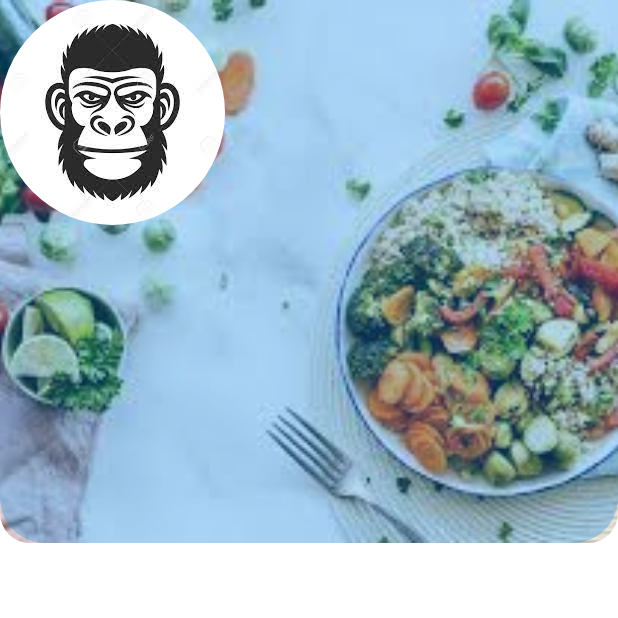
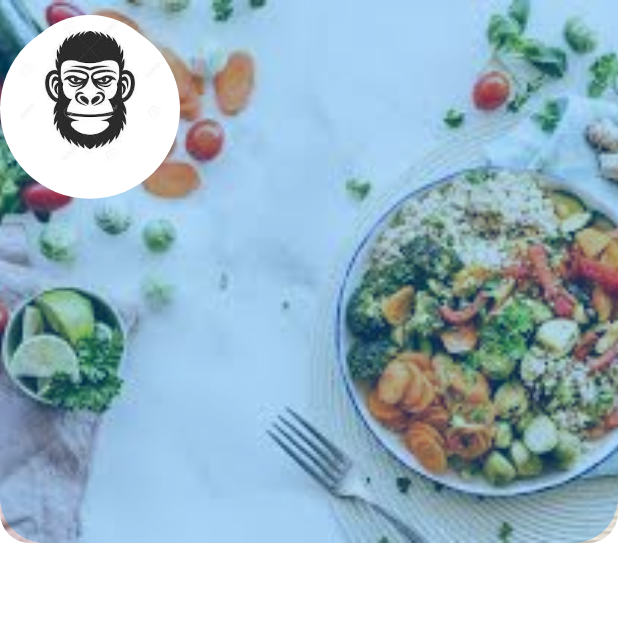
Before and after one commit to Cedric921/monkey_app, a Flutter app: the screen it shows after launch, on a phone screen of 412 x 824 dp, the top half of it. Run offline on Flutter 3.47's test engine with Material 2 defaults, Android fonts, the phone set to English and light mode, and no system bars.

Commit message:
add start_page design

```diff
--- a/lib/screens/start/start_page.dart
+++ b/lib/screens/start/start_page.dart
@@ -35,7 +35,9 @@ class _StartPageState extends State<StartPage> {
                 bottomLeft: Radius.circular(20),
                 bottomRight: Radius.circular(20)
               ),
+              boxShadow: <BoxShadow>[
 
+              ],
               image: DecorationImage(
                 image: AssetImage('assets/images/meal.jpg'),
                 fit: BoxFit.cover
@@ -65,9 +67,19 @@ class _StartPageState extends State<StartPage> {
 
   Widget icon() {
     return Container(
+      decoration: const BoxDecoration(
+        color: Colors.white,
+        shape: BoxShape.circle
+      ),
+      child: Container(
+        margin: const EdgeInsets.all(10),
+        decoration: const BoxDecoration(
+
+        ),
+        child: Container(
           margin: const EdgeInsets.only(bottom: 25),
-      height: 150,
-      width: 150,
+          height: 100,
+          width: 100,
           decoration: const BoxDecoration(
             shape: BoxShape.circle,
             image: DecorationImage(
@@ -77,6 +89,8 @@ class _StartPageState extends State<StartPage> {
               fit: BoxFit.cover,
             ),
           ),
+        ),
+      ),
     );
   }
 }
```
Lines whose indentation alone changed are shown as unchanged.
